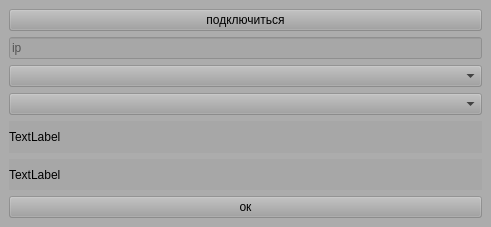
The window that main_window.ui (Suslik2005/new_modbus_aicontrol-project) describes before a commit, drawn with Qt 5.
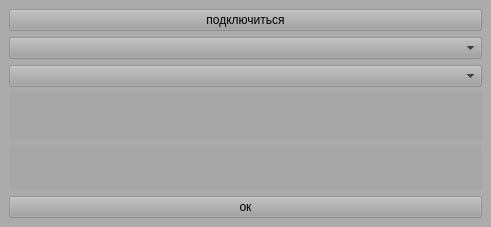
The same window after the commit.

Patch:
```diff
--- a/main_window.ui
+++ b/main_window.ui
@@ -27,17 +27,10 @@
         </property>
        </widget>
       </item>
-      <item>
-       <widget class="QLineEdit" name="lineEdit">
-        <property name="placeholderText">
-         <string>ip</string>
-        </property>
-       </widget>
-      </item>
       <item>
        <widget class="QComboBox" name="comboBox">
         <property name="placeholderText">
-         <string>последние  исп ip</string>
+         <string/>
         </property>
        </widget>
       </item>
@@ -81,14 +74,14 @@
       <item>
        <widget class="QLabel" name="label">
         <property name="text">
-         <string>TextLabel</string>
+         <string/>
         </property>
        </widget>
       </item>
       <item>
        <widget class="QLabel" name="label_2">
         <property name="text">
-         <string>TextLabel</string>
+         <string/>
         </property>
        </widget>
       </item>
```
Left out of the diff: 6 changed lines with no effect on the pictures.
